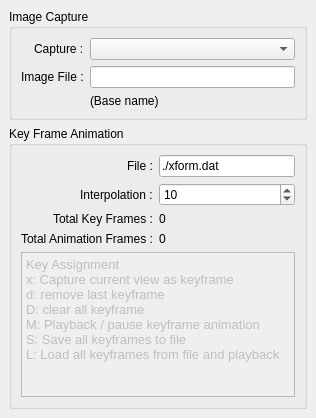
CCSEPBVR/CS-IS-PBVR, file Widgets/AnimationControls.ui: the form before one commit.
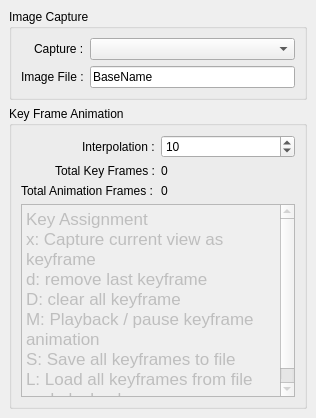
The form after the commit.

Commit message: AnimationControlsパネルの機能実装

The edit to the form file:
```diff
--- a/Widgets/AnimationControls.ui
+++ b/Widgets/AnimationControls.ui
@@ -36,12 +36,9 @@
         </widget>
        </item>
        <item row="1" column="1">
-        <widget class="QLineEdit" name="imageFileLEdit"/>
-       </item>
-       <item row="2" column="1">
-        <widget class="QLabel" name="imageFileAnnotationLbl">
+        <widget class="QLineEdit" name="imageFileLEdit">
          <property name="text">
-          <string>(Base name)</string>
+          <string>BaseName</string>
          </property>
         </widget>
        </item>
@@ -57,66 +54,7 @@
        <string>Key Frame Animation</string>
       </property>
       <layout class="QGridLayout" name="gridLayout_2">
-       <item row="4" column="0">
-        <widget class="QLabel" name="totalAnimationFramesLbl">
-         <property name="text">
-          <string>Total Animation Frames :</string>
-         </property>
-        </widget>
-       </item>
-       <item row="2" column="0" alignment="Qt::AlignRight">
-        <widget class="QLabel" name="interpolationLbl">
-         <property name="text">
-          <string>Interpolation :</string>
-         </property>
-        </widget>
-       </item>
-       <item row="3" column="0" alignment="Qt::AlignRight">
-        <widget class="QLabel" name="totalKeyFramesLbl">
-         <property name="text">
-          <string>Total Key Frames :</string>
-         </property>
-        </widget>
-       </item>
-       <item row="2" column="1">
-        <widget class="QSpinBox" name="interpolationSBox">
-         <property name="maximum">
-          <number>1000</number>
-         </property>
-         <property name="value">
-          <number>10</number>
-         </property>
-        </widget>
-       </item>
-       <item row="0" column="1">
-        <widget class="QLineEdit" name="fileLEdit">
-         <property name="text">
-          <string>./xform.dat</string>
-         </property>
-        </widget>
-       </item>
-       <item row="4" column="1">
-        <widget class="QLabel" name="totalAnimationFramesValueLbl">
-         <property name="text">
-          <string>0</string>
-         </property>
-        </widget>
-       </item>
-       <item row="3" column="1">
-        <widget class="QLabel" name="totalKeyFramesValueLbl">
-         <property name="text">
-          <string>0</string>
-         </property>
-        </widget>
-       </item>
-       <item row="0" column="0" alignment="Qt::AlignRight">
-        <widget class="QLabel" name="fileLbl">
-         <property name="text">
-          <string>File :</string>
-         </property>
-        </widget>
-       </item>
-       <item row="5" column="0" colspan="2">
+       <item row="4" column="0" colspan="2">
         <widget class="QTextEdit" name="textEdit">
          <property name="enabled">
           <bool>false</bool>
@@ -129,13 +67,61 @@
 li.unchecked::marker { content: &quot;\2610&quot;; }
 li.checked::marker { content: &quot;\2612&quot;; }
 &lt;/style&gt;&lt;/head&gt;&lt;body style=&quot; font-family:'.AppleSystemUIFont'; font-size:13pt; font-weight:400; font-style:normal;&quot;&gt;
-&lt;p style=&quot; margin-top:0px; margin-bottom:0px; margin-left:0px; margin-right:0px; -qt-block-indent:0; text-indent:0px;&quot;&gt;&lt;span style=&quot; font-size:10pt;&quot;&gt;Key Assignment&lt;/span&gt;&lt;/p&gt;
-&lt;p style=&quot; margin-top:0px; margin-bottom:0px; margin-left:0px; margin-right:0px; -qt-block-indent:0; text-indent:0px;&quot;&gt;&lt;span style=&quot; font-size:10pt;&quot;&gt;x: Capture current view as keyframe&lt;/span&gt;&lt;/p&gt;
-&lt;p style=&quot; margin-top:0px; margin-bottom:0px; margin-left:0px; margin-right:0px; -qt-block-indent:0; text-indent:0px;&quot;&gt;&lt;span style=&quot; font-size:10pt;&quot;&gt;d: remove last keyframe&lt;/span&gt;&lt;/p&gt;
-&lt;p style=&quot; margin-top:0px; margin-bottom:0px; margin-left:0px; margin-right:0px; -qt-block-indent:0; text-indent:0px;&quot;&gt;&lt;span style=&quot; font-size:10pt;&quot;&gt;D: clear all keyframe&lt;/span&gt;&lt;/p&gt;
-&lt;p style=&quot; margin-top:0px; margin-bottom:0px; margin-left:0px; margin-right:0px; -qt-block-indent:0; text-indent:0px;&quot;&gt;&lt;span style=&quot; font-size:10pt;&quot;&gt;M: Playback / pause keyframe animation&lt;/span&gt;&lt;/p&gt;
-&lt;p style=&quot; margin-top:0px; margin-bottom:0px; margin-left:0px; margin-right:0px; -qt-block-indent:0; text-indent:0px;&quot;&gt;&lt;span style=&quot; font-size:10pt;&quot;&gt;S: Save all keyframes to file&lt;/span&gt;&lt;/p&gt;
-&lt;p style=&quot; margin-top:0px; margin-bottom:0px; margin-left:0px; margin-right:0px; -qt-block-indent:0; text-indent:0px;&quot;&gt;&lt;span style=&quot; font-size:10pt;&quot;&gt;L: Load all keyframes from file and playback&lt;/span&gt;&lt;/p&gt;&lt;/body&gt;&lt;/html&gt;</string>
+&lt;p style=&quot; margin-top:0px; margin-bottom:0px; margin-left:0px; margin-right:0px; -qt-block-indent:0; text-indent:0px;&quot;&gt;Key Assignment&lt;/p&gt;
+&lt;p style=&quot; margin-top:0px; margin-bottom:0px; margin-left:0px; margin-right:0px; -qt-block-indent:0; text-indent:0px;&quot;&gt;x: Capture current view as keyframe&lt;/p&gt;
+&lt;p style=&quot; margin-top:0px; margin-bottom:0px; margin-left:0px; margin-right:0px; -qt-block-indent:0; text-indent:0px;&quot;&gt;d: remove last keyframe&lt;/p&gt;
+&lt;p style=&quot; margin-top:0px; margin-bottom:0px; margin-left:0px; margin-right:0px; -qt-block-indent:0; text-indent:0px;&quot;&gt;D: clear all keyframe&lt;/p&gt;
+&lt;p style=&quot; margin-top:0px; margin-bottom:0px; margin-left:0px; margin-right:0px; -qt-block-indent:0; text-indent:0px;&quot;&gt;M: Playback / pause keyframe animation&lt;/p&gt;
+&lt;p style=&quot; margin-top:0px; margin-bottom:0px; margin-left:0px; margin-right:0px; -qt-block-indent:0; text-indent:0px;&quot;&gt;S: Save all keyframes to file&lt;/p&gt;
+&lt;p style=&quot; margin-top:0px; margin-bottom:0px; margin-left:0px; margin-right:0px; -qt-block-indent:0; text-indent:0px;&quot;&gt;L: Load all keyframes from file and playback&lt;/p&gt;&lt;/body&gt;&lt;/html&gt;</string>
+         </property>
+        </widget>
+       </item>
+       <item row="2" column="0" alignment="Qt::AlignRight">
+        <widget class="QLabel" name="totalKeyFramesLbl">
+         <property name="text">
+          <string>Total Key Frames :</string>
+         </property>
+        </widget>
+       </item>
+       <item row="1" column="1">
+        <widget class="QSpinBox" name="interpolationSBox">
+         <property name="minimum">
+          <number>1</number>
+         </property>
+         <property name="maximum">
+          <number>1000</number>
+         </property>
+         <property name="value">
+          <number>10</number>
+         </property>
+        </widget>
+       </item>
+       <item row="3" column="0">
+        <widget class="QLabel" name="totalAnimationFramesLbl">
+         <property name="text">
+          <string>Total Animation Frames :</string>
+         </property>
+        </widget>
+       </item>
+       <item row="3" column="1">
+        <widget class="QLabel" name="totalAnimationFramesValueLbl">
+         <property name="text">
+          <string>0</string>
+         </property>
+        </widget>
+       </item>
+       <item row="2" column="1">
+        <widget class="QLabel" name="totalKeyFramesValueLbl">
+         <property name="text">
+          <string>0</string>
+         </property>
+        </widget>
+       </item>
+       <item row="1" column="0" alignment="Qt::AlignRight">
+        <widget class="QLabel" name="interpolationLbl">
+         <property name="text">
+          <string>Interpolation :</string>
          </property>
         </widget>
        </item>
```
Left out of the diff: 16 changed lines with no effect on the pictures. The commit also changes 2 other files.
